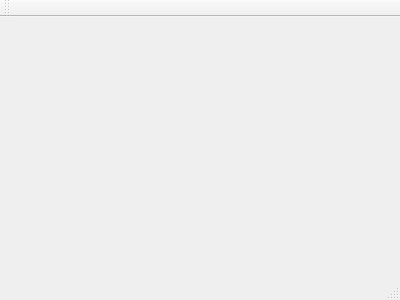
lieroz/VirusTotalClient, file mainwindow.ui: the form before one commit.
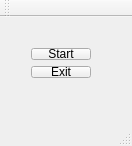
The form after the commit.

What changed in the file:
```diff
--- a/mainwindow.ui
+++ b/mainwindow.ui
@@ -1,24 +1,71 @@
 <ui version="4.0">
  <class>MainWindow</class>
- <widget class="QMainWindow" name="MainWindow" >
-  <property name="geometry" >
+ <widget class="QMainWindow" name="MainWindow">
+  <property name="geometry">
    <rect>
     <x>0</x>
     <y>0</y>
-    <width>400</width>
-    <height>300</height>
+    <width>132</width>
+    <height>146</height>
    </rect>
   </property>
   <property name="windowTitle" >
    <string>MainWindow</string>
   </property>
-  <widget class="QMenuBar" name="menuBar" />
-  <widget class="QToolBar" name="mainToolBar" />
-  <widget class="QWidget" name="centralWidget" />
-  <widget class="QStatusBar" name="statusBar" />
+  <widget class="QWidget" name="centralWidget">
+   <widget class="QWidget" name="">
+    <property name="geometry">
+     <rect>
+      <x>20</x>
+      <y>20</y>
+      <width>82</width>
+      <height>52</height>
+     </rect>
+    </property>
+    <layout class="QVBoxLayout" name="verticalLayout">
+     <item>
+      <widget class="QPushButton" name="pushButton">
+       <property name="text">
+        <string>Start</string>
+       </property>
+      </widget>
+     </item>
+     <item>
+      <widget class="QPushButton" name="pushButton_2">
+       <property name="text">
+        <string>Exit</string>
+       </property>
+      </widget>
+     </item>
+    </layout>
+   </widget>
+  </widget>
+  <widget class="QMenuBar" name="menuBar">
+   <property name="geometry">
+    <rect>
+     <x>0</x>
+     <y>0</y>
+     <width>132</width>
+     <height>19</height>
+    </rect>
+   </property>
+  </widget>
+  <widget class="QToolBar" name="mainToolBar">
+   <attribute name="toolBarArea">
+    <enum>TopToolBarArea</enum>
+   </attribute>
+   <attribute name="toolBarBreak">
+    <bool>false</bool>
+   </attribute>
+  </widget>
+  <widget class="QStatusBar" name="statusBar"/>
+  <action name="actionNew_Window">
+   <property name="text">
+    <string>New Window</string>
+   </property>
+  </action>
  </widget>
- <layoutDefault spacing="6" margin="11" />
- <pixmapfunction></pixmapfunction>
+ <layoutdefault spacing="6" margin="11"/>
  <resources/>
  <connections/>
 </ui>
```
Left out of the diff: 22 changed lines with no effect on the pictures.
